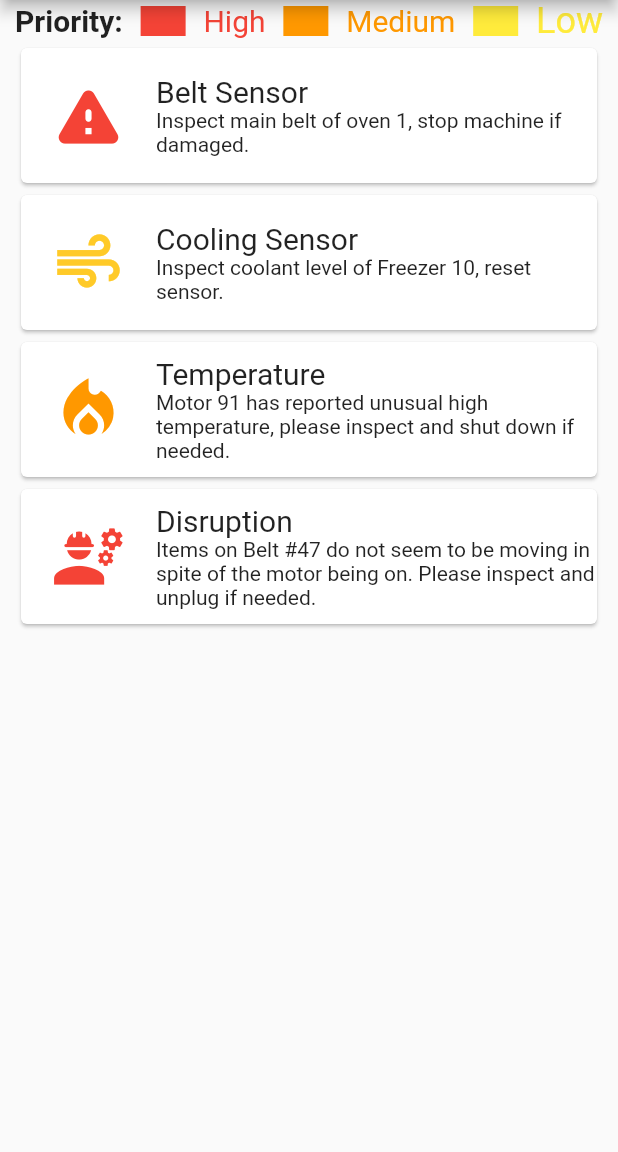
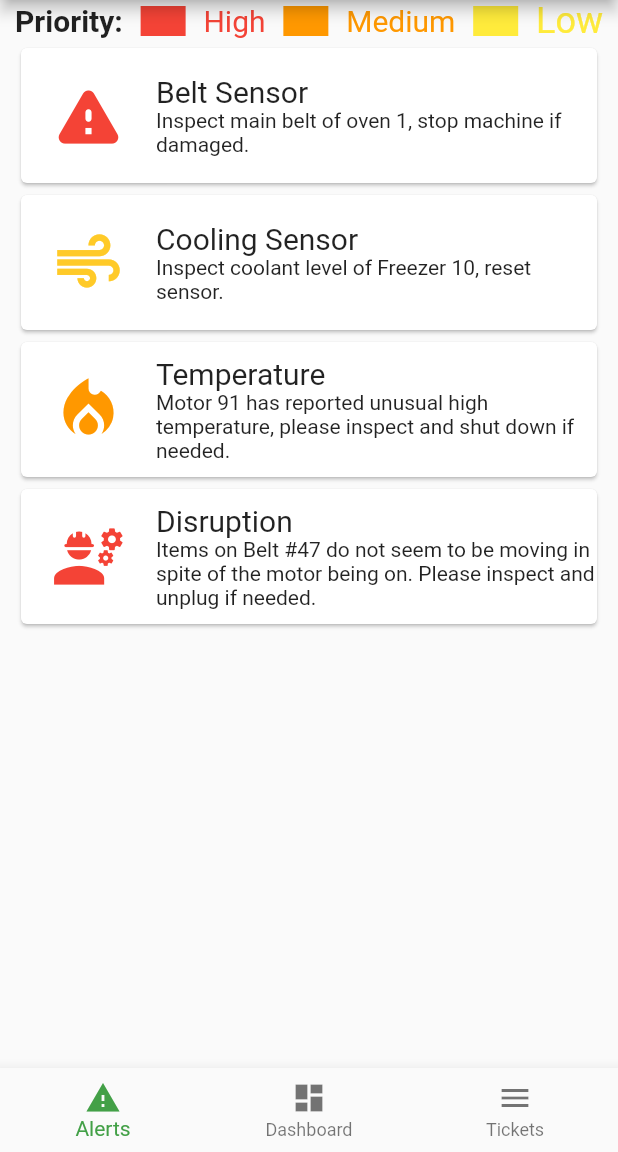
Before and after one commit to teruya-gustavo/flutter_caselet, a Flutter app: the screen it shows after launch, on a phone screen of 412 x 824 dp, the part 84-1236 px from its top. Run offline on Flutter 3.47's test engine with Material 2 defaults, Android fonts, the light colour scheme and no system bars; drawn by our look-alikes of flutter_slidable.

Commit message:
feat: added navigation bottom bar component rendering

```diff
--- a/lib/main.dart
+++ b/lib/main.dart
@@ -1,6 +1,6 @@
 import 'package:flutter/material.dart';
 import 'package:flutter_caselet/alert_page.dart';
-import 'package:flutter_caselet/priority_info.dart';
+import 'package:flutter_caselet/navigation_bar.dart' as lib;
 
 void main() {
   runApp(const MyApp());
@@ -45,6 +45,7 @@ class _MyHomePageState extends State<MyHomePage> {
           children: <Widget>[AlertPage()],
         ),
       ),
+      bottomNavigationBar: const lib.NavigationBar(),
     );
   }
 }
--- /dev/null
+++ b/lib/navigation_bar.dart
@@ -0,0 +1,39 @@
+import 'package:flutter/material.dart';
+
+class NavigationBar extends StatefulWidget {
+  const NavigationBar({super.key});
+
+  @override
+  State<NavigationBar> createState() => _NavigationBarState();
+}
+
+class _NavigationBarState extends State<NavigationBar> {
+  int _selectedIndex = 0;
+
+  @override
+  Widget build(BuildContext context) {
+    return BottomNavigationBar(
+      items: const <BottomNavigationBarItem>[
+        BottomNavigationBarItem(
+          icon: Icon(Icons.warning),
+          label: 'Alerts',
+        ),
+        BottomNavigationBarItem(
+          icon: Icon(Icons.dashboard),
+          label: 'Dashboard',
+        ),
+        BottomNavigationBarItem(
+          icon: Icon(Icons.menu),
+          label: 'Tickets',
+        ),
+      ],
+      currentIndex: _selectedIndex,
+      selectedItemColor: Colors.green[600] as Color,
+      onTap: (int index) {
+        setState(() {
+          _selectedIndex = index;
+        });
+      },
+    );
+  }
+}
```
